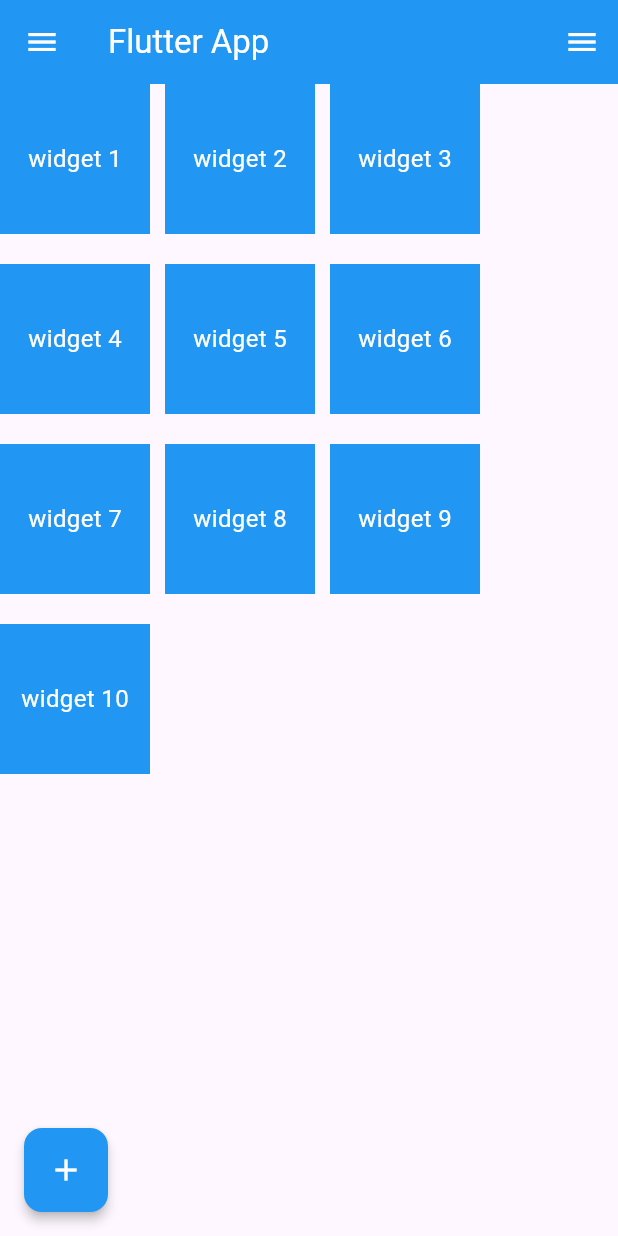
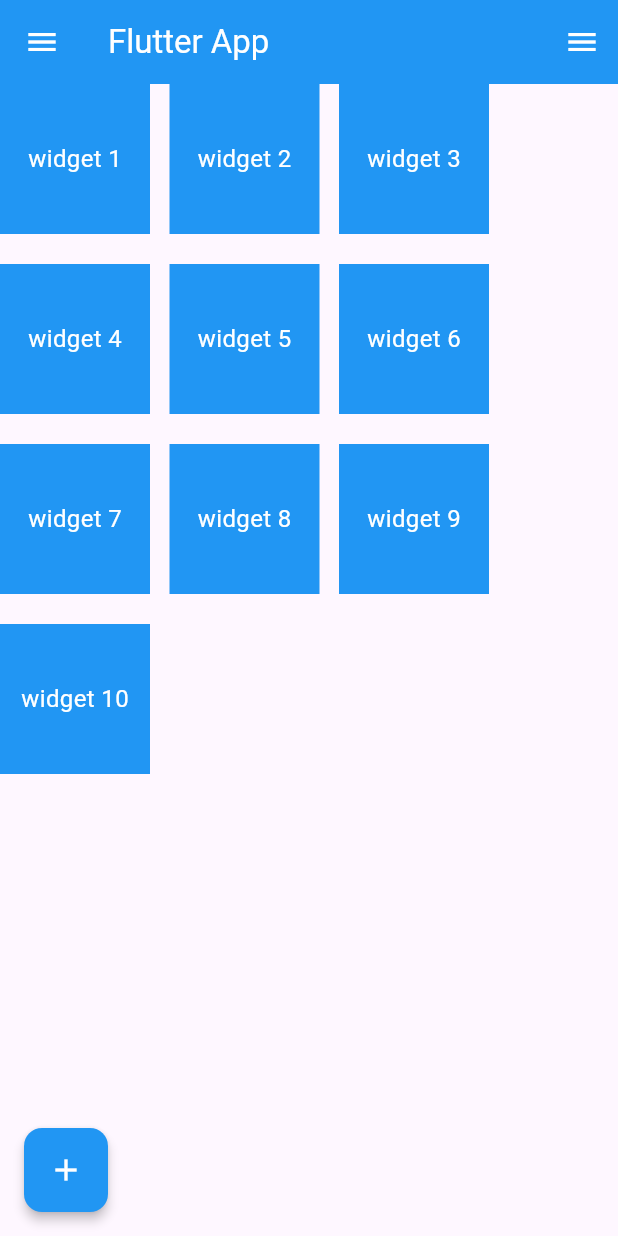
Before and after one commit to ShorouqHamoud/flutter_application_1, a Flutter app: the screen it shows after launch, on a phone screen of 412 x 824 dp. Run offline on Flutter 3.47's test engine with Material 3 defaults, Android fonts, the phone set to English and light mode, and no system bars.

Commit message:
change spacing

```diff
--- a/lib/main.dart
+++ b/lib/main.dart
@@ -52,7 +52,7 @@ class _HomePageState extends State<HomePage> {
       appBar: AppBar(title: Text("Flutter App")),
 
       body: Wrap(
-        spacing: 10,
+        spacing: 13,
         runSpacing: 20,
         direction: Axis.horizontal,
         alignment: WrapAlignment.start,
```
